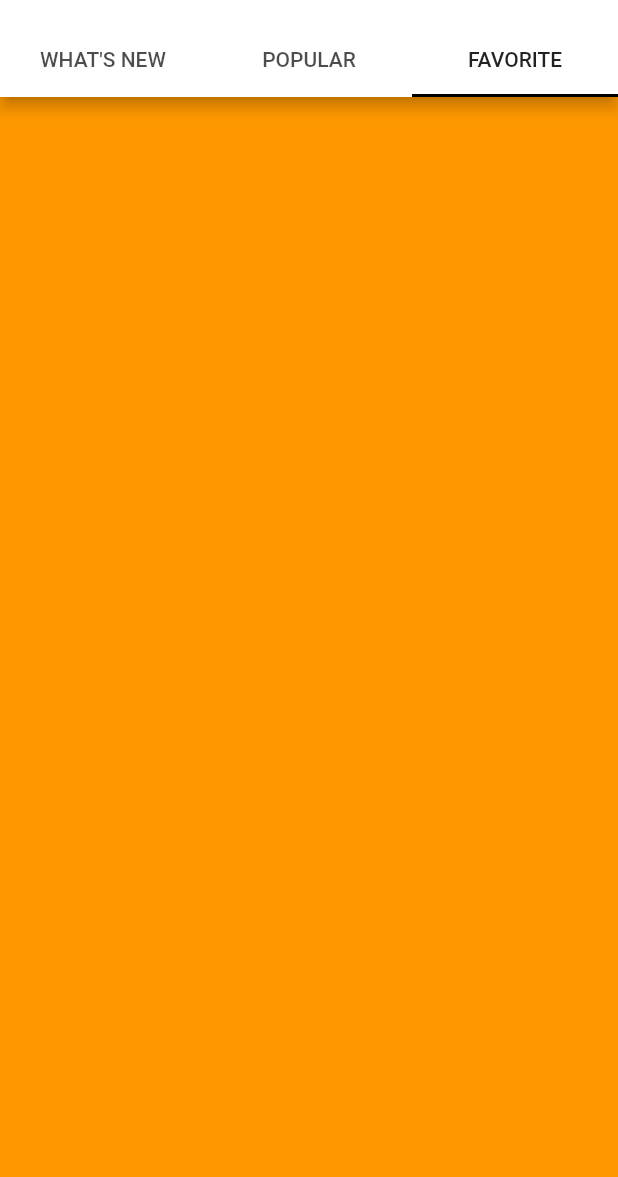
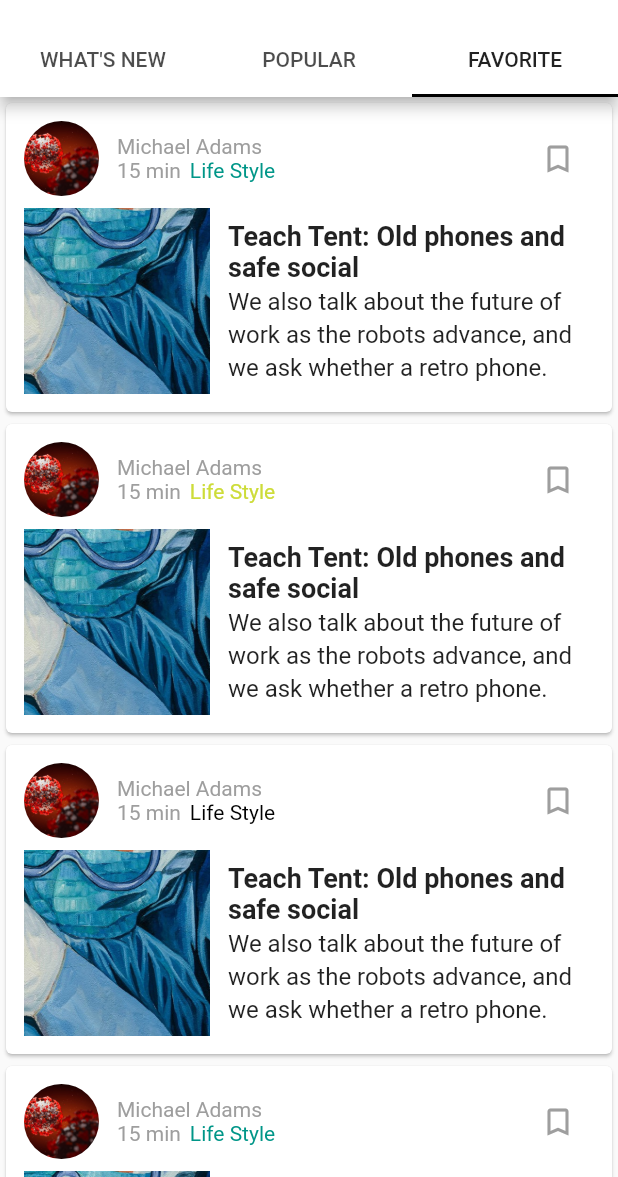
Before and after one commit to M-elhasan9/news_app, a Flutter app: the HomeScreen screen opened directly, tab 3 chosen, on a phone screen of 412 x 824 dp, the part 59-1236 px from its top. Run offline on Flutter 3.47's test engine with Material 2 defaults, Android fonts, the phone set to English and light mode, and no system bars; our stand-ins replace shared_preferences, smooth_page_indicator; accounts and stored records are empty.

Commit message:
Favorites screen finished

```diff
--- a/lib/view/home_tabs/favorites.dart
+++ b/lib/view/home_tabs/favorites.dart
@@ -1,3 +1,5 @@
+import 'dart:math';
+
 import 'package:flutter/material.dart';
 
 class Favorites extends StatefulWidget {
@@ -6,10 +8,136 @@ class Favorites extends StatefulWidget {
 }
 
 class _FavoritesState extends State<Favorites> {
+  List<Color> colorList = [
+    Colors.red,
+    Colors.yellow,
+    Colors.teal,
+    Colors.purpleAccent,
+    Colors.lime,
+    Colors.black,
+    Colors.indigoAccent,
+  ];
+  Random random = Random();
+
+  Color _getRandomColor() {
+    return colorList[random.nextInt(colorList.length)];
+  }
+
   @override
   Widget build(BuildContext context) {
-    return Container(
-      color: Colors.orange,
+    return ListView.builder(
+      itemBuilder: (
+        context,
+        position,
+      ) {
+        return Card(
+          child: Container(
+            padding: EdgeInsets.all(12.0),
+            child: Column(
+              children: [
+                _authorRow(),
+                SizedBox(height: 8.0,),
+                _newsItemRow(),
+              ],
+            ),
+          ),
+        );
+      },
+      itemCount: 20,
+    );
+  }
+
+  Widget _authorRow() {
+    return Row(
+      mainAxisAlignment: MainAxisAlignment.spaceBetween,
+      children: [
+        Row(
+          children: [
+            Container(
+              decoration: BoxDecoration(
+                image: DecorationImage(
+                  image: ExactAssetImage('assets/images/3.jpg'),
+                  fit: BoxFit.cover,
+                ),
+                shape: BoxShape.circle,
+              ),
+              width: 50,
+              height: 50,
+              margin: EdgeInsets.only(
+                left: 0.0,
+                right: 12.0,
+              ),
+            ),
+            Column(
+              crossAxisAlignment: CrossAxisAlignment.start,
+              children: [
+                Text(
+                  'Michael Adams',
+                  style: TextStyle(
+                    color: Colors.grey,
+                  ),
+                ),
+                Row(
+                  children: [
+                    Text(
+                      '15 min',
+                      style: TextStyle(
+                        color: Colors.grey,
+                      ),
+                    ),
+                    SizedBox(width: 6.0,),
+                    Text(
+                      'Life Style',
+                      style: TextStyle(
+                        color: _getRandomColor(),
+                      ),
+                    ),
+                  ],
+                ),
+              ],
+            ),
+          ],
+        ),
+        IconButton(
+          icon: Icon(
+            Icons.bookmark_border,
+          ),
+          onPressed: () {},
+          color: Colors.grey,
+        ),
+      ],
+    );
+  }
+
+  Widget _newsItemRow() {
+    return Row(
+      children: [
+        Container(
+          decoration: BoxDecoration(
+            image: DecorationImage(
+              image: ExactAssetImage('assets/images/4.jpg'),
+              fit: BoxFit.cover,
+            ),
+          ),
+          width: 124.0,
+          height: 124.0,
+          margin: EdgeInsets.only(right: 12.0),
+        ),
+        Expanded(
+          child: Column(
+            children: [
+              Text(
+                'Teach Tent: Old phones and safe social',
+                style: TextStyle(fontSize: 18, fontWeight: FontWeight.w600),
+              ),
+              Text(
+                'We also talk about the future of work as the robots advance, and we ask whether a retro phone.',
+                style: TextStyle(fontSize: 16.0, height: 1.4,),
+              ),
+            ],
+          ),
+        ),
+      ],
     );
   }
 }
```
